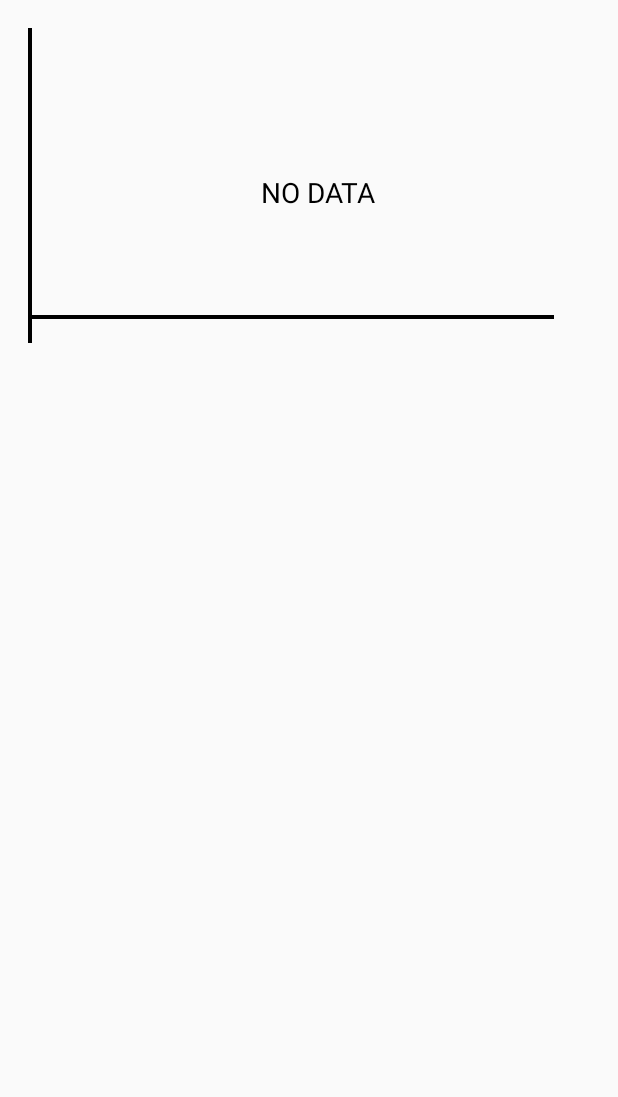
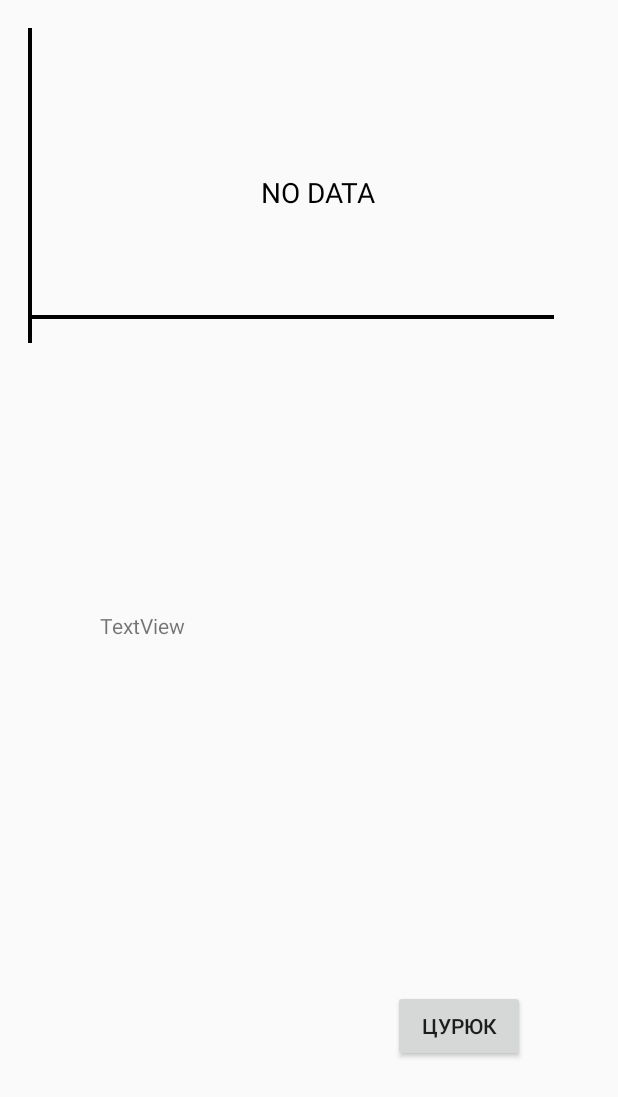
Before and after one commit to shik34/Startzeva_Darya, an Android app: the layout activity_main.xml on its own in the app's theme, with its tools: preview values and no code run, on a phone screen of 412 x 824 dp. Shown: the top 1097 px of the screen. Run offline under Robolectric (Android 15) with nearby library versions, the phone set to English and light mode, and no system bars.

Commit message:
12june_2

```diff
--- a/app/src/main/res/layout/activity_main.xml
+++ b/app/src/main/res/layout/activity_main.xml
@@ -16,4 +16,33 @@
         app:layout_constraintStart_toStartOf="parent"
         app:layout_constraintTop_toTopOf="parent" />
 
+    <Button
+        android:id="@+id/button"
+        android:layout_width="wrap_content"
+        android:layout_height="wrap_content"
+        android:layout_marginStart="261dp"
+        android:layout_marginTop="363dp"
+        android:layout_marginEnd="62dp"
+        android:layout_marginBottom="70dp"
+        android:onClick="onClick"
+        android:text="Цурюк"
+        app:layout_constraintBottom_toBottomOf="parent"
+        app:layout_constraintEnd_toEndOf="parent"
+        app:layout_constraintStart_toStartOf="parent"
+        app:layout_constraintTop_toBottomOf="@+id/cgv" />
+
+    <TextView
+        android:id="@+id/textView4"
+        android:layout_width="wrap_content"
+        android:layout_height="wrap_content"
+        android:layout_marginStart="65dp"
+        android:layout_marginTop="111dp"
+        android:layout_marginEnd="288dp"
+        android:layout_marginBottom="351dp"
+        android:text="TextView"
+        app:layout_constraintBottom_toBottomOf="parent"
+        app:layout_constraintEnd_toEndOf="parent"
+        app:layout_constraintStart_toStartOf="parent"
+        app:layout_constraintTop_toBottomOf="@+id/cgv" />
+
 </androidx.constraintlayout.widget.ConstraintLayout>
--- a/app/src/main/res/layout/activity_main2.xml
+++ b/app/src/main/res/layout/activity_main2.xml
@@ -81,6 +81,7 @@
         android:id="@+id/buttonGO"
         android:layout_width="match_parent"
         android:layout_height="wrap_content"
+        android:onClick="onClick"
         android:text="Вычисляем" />
 
 </LinearLayout>
```
Also changed, not shown: app/src/main/java/com/broooapps/curvegraphview/MainActivity.java (+35 -0 lines), app/src/main/java/com/broooapps/curvegraphview/MainActivity2.java (+10 -1 lines).
